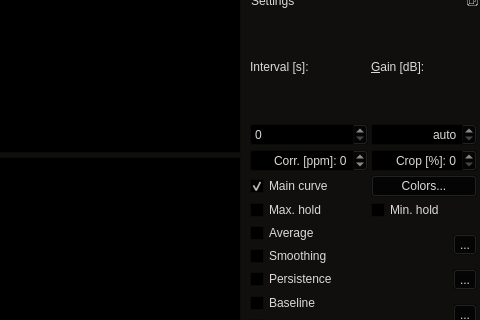
Old version of the form qspectrumanalyzer/qspectrumanalyzer.ui in the repository konung-yaropolk/qspectrumanalyzer; both pictures show x 720 to 1200 and y 293 to 613 of the 1200 by 899 pixel window.
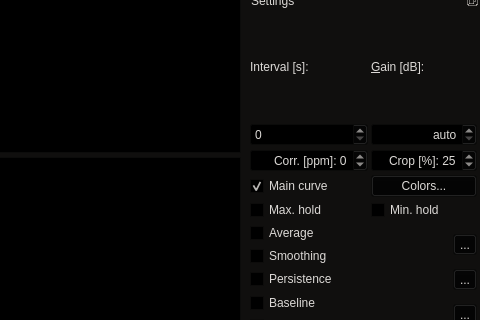
New version of the form. Custom widgets are drawn as their Qt base class.

Commit message: Just another commit

```diff
--- a/qspectrumanalyzer/qspectrumanalyzer.ui
+++ b/qspectrumanalyzer/qspectrumanalyzer.ui
@@ -536,6 +536,9 @@
   <property name="windowTitle">
    <string>QSpectrumAnalyzer</string>
   </property>
+  <property name="tabShape">
+   <enum>QTabWidget::Rounded</enum>
+  </property>
   <widget class="QWidget" name="centralwidget">
    <layout class="QHBoxLayout" name="horizontalLayout">
     <property name="spacing">
@@ -1079,6 +1082,9 @@
        <property name="maximum">
         <number>49</number>
        </property>
+       <property name="value">
+        <number>25</number>
+       </property>
       </widget>
      </item>
      <item row="1" column="1" colspan="2">
```
Left out of the diff: 6 changed lines with no effect on the pictures. The commit also changes 1 other file.
